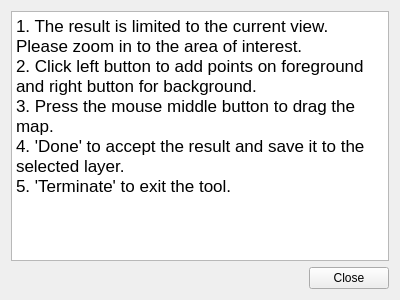
Before: the Qt Designer form ui/Help.ui in TitorX/SegMap-QGIS, drawn with Qt 5.
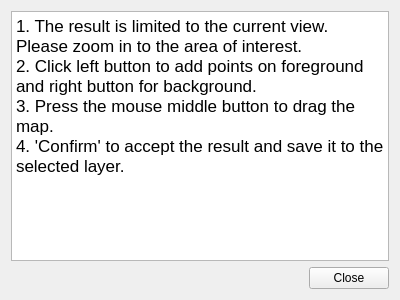
After: the same form once the commit is applied.

```diff
--- a/ui/Help.ui
+++ b/ui/Help.ui
@@ -24,8 +24,7 @@
 &lt;p style=&quot; margin-top:0px; margin-bottom:0px; margin-left:0px; margin-right:0px; -qt-block-indent:0; text-indent:0px;&quot;&gt;1. The result is limited to the current view. Please zoom in to the area of interest.&lt;/p&gt;
 &lt;p style=&quot; margin-top:0px; margin-bottom:0px; margin-left:0px; margin-right:0px; -qt-block-indent:0; text-indent:0px;&quot;&gt;2. Click left button to add points on foreground and right button for background.&lt;/p&gt;
 &lt;p style=&quot; margin-top:0px; margin-bottom:0px; margin-left:0px; margin-right:0px; -qt-block-indent:0; text-indent:0px;&quot;&gt;3. Press the mouse middle button to drag the map.&lt;/p&gt;
-&lt;p style=&quot; margin-top:0px; margin-bottom:0px; margin-left:0px; margin-right:0px; -qt-block-indent:0; text-indent:0px;&quot;&gt;4. 'Done' to accept the result and save it to the selected layer.&lt;/p&gt;
-&lt;p style=&quot; margin-top:0px; margin-bottom:0px; margin-left:0px; margin-right:0px; -qt-block-indent:0; text-indent:0px;&quot;&gt;5. 'Terminate' to exit the tool.&lt;/p&gt;&lt;/body&gt;&lt;/html&gt;</string>
+&lt;p style=&quot; margin-top:0px; margin-bottom:0px; margin-left:0px; margin-right:0px; -qt-block-indent:0; text-indent:0px;&quot;&gt;4. 'Confirm' to accept the result and save it to the selected layer.&lt;/p&gt;&lt;/body&gt;&lt;/html&gt;</string>
      </property>
     </widget>
    </item>
```
